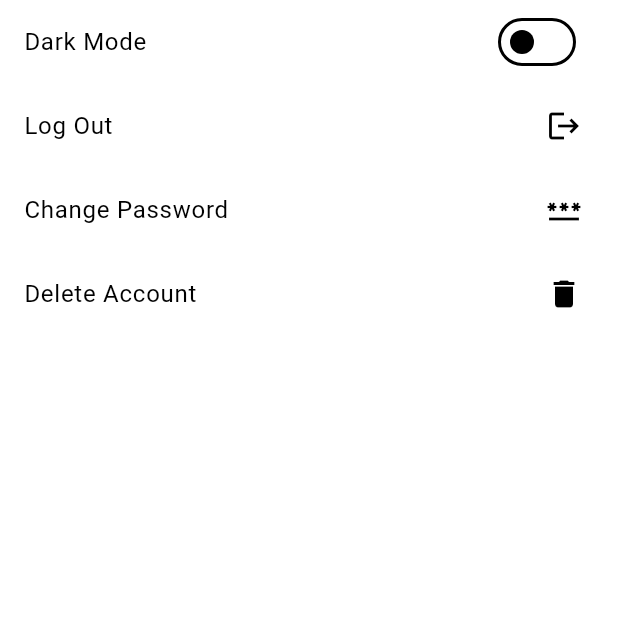
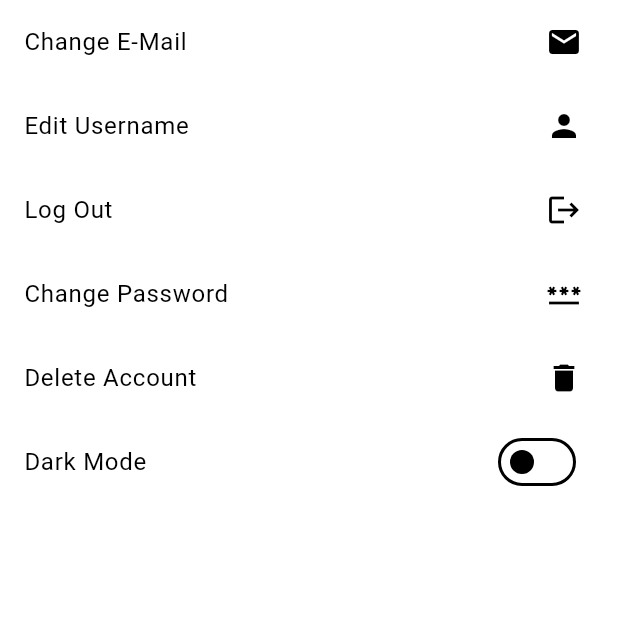
Before and after one commit to daniel-bernet/shoppyList_mobileApplication, a Flutter app: the UserPage screen opened by its route, on a phone screen of 412 x 824 dp, the top half of it. Run offline on Flutter 3.47's test engine with Material 3 defaults, Android fonts, the phone set to English and light mode, and no system bars; our stand-ins replace flutter_secure_storage; accounts and stored records are empty; network calls fail.

Commit message:
revamped user page

```diff
--- a/lib/screens/user_page.dart
+++ b/lib/screens/user_page.dart
@@ -1,3 +1,5 @@
+import 'dart:convert';
+
 import 'package:flutter/material.dart';
 import '../services/api_service.dart';
 import '../utils/helpers/navigation_helper.dart';
@@ -12,19 +14,43 @@ class UserPage extends StatefulWidget {
 }
 
 class _UserPageState extends State<UserPage> {
-  ApiService apiService = ApiService();
+  final ApiService apiService = ApiService();
+  Map<String, dynamic>? accountInfo;
+
+  @override
+  void initState() {
+    super.initState();
+    _fetchAccountInfo();
+  }
+
+  void _fetchAccountInfo() async {
+    final info = await apiService.getAccountInfo();
+    if (info != null) {
+      setState(() {
+        accountInfo = info;
+      });
+    }
+  }
 
   void _logOut() async {
     await apiService.logOut();
     NavigationHelper.pushReplacementNamed(AppRoutes.login);
   }
 
+  void _changeEmail() {
+    // Placeholder for change email logic
+  }
+
+  void _changeUsername() {
+    // Placeholder for change username logic
+  }
+
   void _changePassword() {
-    // Implement later!!!!!!
+    // Navigate to Change Password Page
   }
 
   void _deleteAccount() {
-    // Implement later!!!!!!!!
+    // Navigate to Delete Account Confirmation Page
   }
 
   @override
@@ -34,12 +60,29 @@ class _UserPageState extends State<UserPage> {
     return Scaffold(
       body: ListView(
         children: [
-          SwitchListTile(
-            title: const Text(AppStrings.darkMode),
-            value: isDarkMode,
-            onChanged: (bool value) {
-              // Handle theme change.
-            },
+          if (accountInfo != null) ...[
+            ListTile(
+              title: const Text('Username'),
+              subtitle: Text(accountInfo!['username'] ?? 'N/A'),
+            ),
+            ListTile(
+              title: const Text('Email'),
+              subtitle: Text(accountInfo!['email'] ?? 'N/A'),
+            ),
+            ListTile(
+              title: const Text('Registered On'),
+              subtitle: Text(accountInfo!['registered_on'] ?? 'N/A'),
+            ),
+          ],
+          ListTile(
+            trailing: const Icon(Icons.email),
+            title: const Text(AppStrings.changeEmail),
+            onTap: _changeEmail,
+          ),
+          ListTile(
+            trailing: const Icon(Icons.person),
+            title: const Text(AppStrings.changeUsername),
+            onTap: _changeUsername,
           ),
           ListTile(
             trailing: const Icon(Icons.logout),
@@ -56,6 +99,13 @@ class _UserPageState extends State<UserPage> {
             title: const Text(AppStrings.deleteAccount),
             onTap: _deleteAccount,
           ),
+          SwitchListTile(
+            title: const Text(AppStrings.darkMode),
+            value: isDarkMode,
+            onChanged: (bool value) {
+              // Handle theme change.
+            },
+          ),
         ],
       ),
     );
--- a/lib/values/app_strings.dart
+++ b/lib/values/app_strings.dart
@@ -42,4 +42,6 @@ class AppStrings {
   static const String deleteAccount = 'Delete Account';
   static const String changePassword = 'Change Password';
   static const String errorOccurred = 'An error occurred. Please try again.';
+  static const String changeEmail = 'Change E-Mail';
+  static const String changeUsername = 'Edit Username';
 }
```
